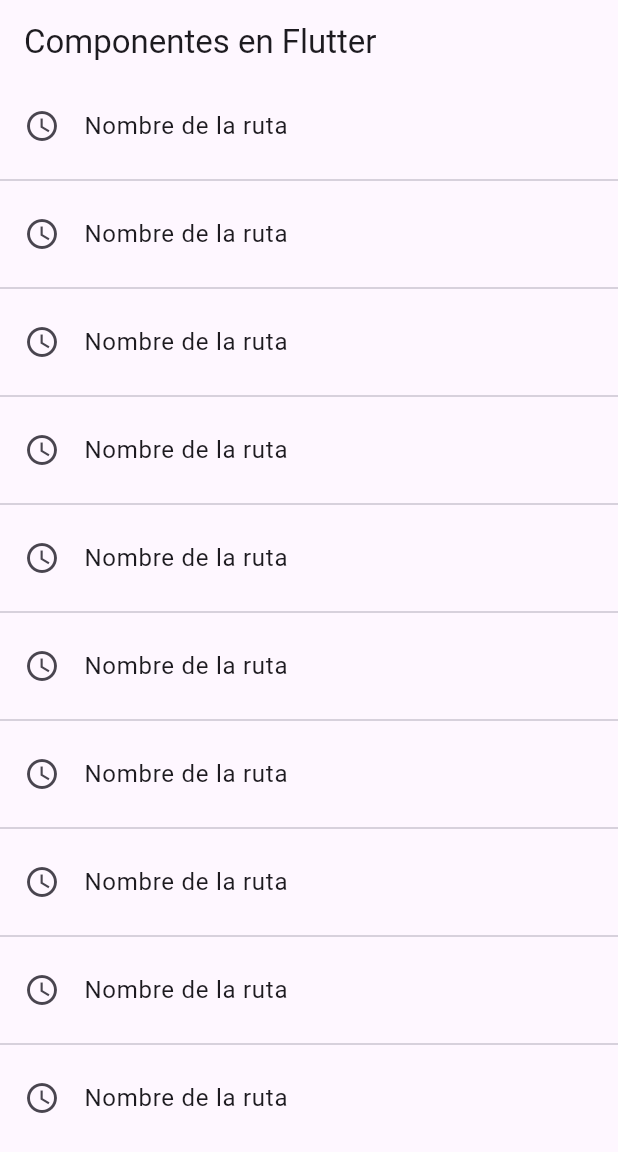
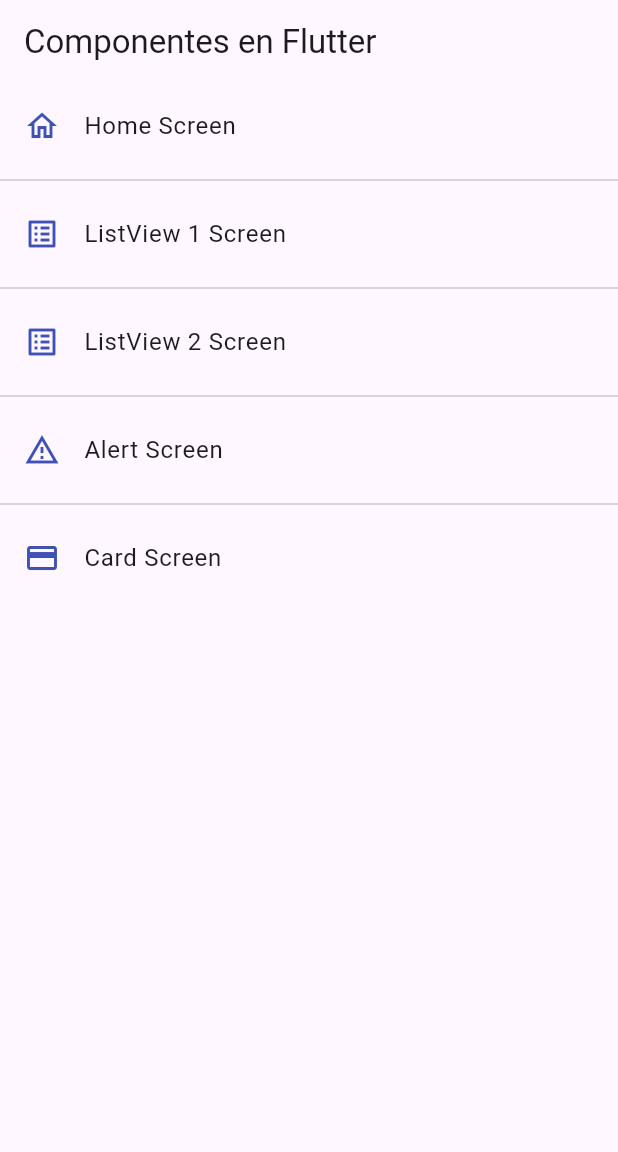
Before and after one commit to diagomezpa/seccion6-pruebascomponentes, a Flutter app: the screen it shows after launch, on a phone screen of 412 x 824 dp. Shown: the top 1152 px of the screen. Run offline on Flutter 3.47's test engine with Material 3 defaults, Android fonts, the light colour scheme and no system bars.

Commit message:
seccion 6 video 75. Crear método con las rutas de mi aplicación

```diff
--- a/lib/main.dart
+++ b/lib/main.dart
@@ -11,7 +11,7 @@
     return MaterialApp(
       title: 'Material App',
       initialRoute: AppRoutes.initialRoute,
-      routes: AppRoutes.routes,
+      routes: AppRoutes.getAppRoutes(),
       onGenerateRoute: AppRoutes.onGenerateRoute,
     );
   }
--- a/lib/router/app_routes.dart
+++ b/lib/router/app_routes.dart
@@ -7,7 +7,12 @@
   static const initialRoute = 'home';
 
   static final menuOptions = <MenuOption>[
-
+    MenuOption(
+      route: 'home',
+      name: 'Home Screen',
+      icon: Icons.home_outlined,
+      screen: const HomeScreen(),
+    ),
     MenuOption(
       route: 'listview1',
       name: 'ListView 1 Screen',
@@ -34,13 +39,31 @@
     ),
   ];
 
-  static Map<String, Widget Function(BuildContext)> routes = {
-    'home'     : (BuildContext context) => const HomeScreen(),
-    'listview1': (BuildContext context) => const Listview1Screen(),
-    'listview2': (BuildContext context) => const Listview2Screen(),
-    'alert'    : (BuildContext context) => const AlertScreen(),
-    'card'     : (BuildContext context) => const CardScreen(),
-  };
+static  Map<String, Widget Function(BuildContext)> getAppRoutes() {
+
+  Map<String, Widget Function(BuildContext)> appRoutes = {};
+
+  for (final option in menuOptions) {
+    appRoutes.addAll({
+      option.route: (BuildContext context) => option.screen,
+    });
+  }
+
+  return appRoutes;
+}
+
+  // static Map<String, Widget Function(BuildContext)> routes = {
+  //   'home': (BuildContext context) => const HomeScreen(),
+  //   ...{for (final option in menuOptions) option.route: (BuildContext context) => option.screen},
+  // };
+
+  // static Map<String, Widget Function(BuildContext)> routes = {
+  //   'home'     : (BuildContext context) => const HomeScreen(),
+  //   'listview1': (BuildContext context) => const Listview1Screen(),
+  //   'listview2': (BuildContext context) => const Listview2Screen(),
+  //   'alert'    : (BuildContext context) => const AlertScreen(),
+  //   'card'     : (BuildContext context) => const CardScreen(),
+  // };
 
   static Route<dynamic> onGenerateRoute(RouteSettings settings) {
     print('Ruta no definida: ${settings.name}');
--- a/lib/screens/home_screen.dart
+++ b/lib/screens/home_screen.dart
@@ -1,4 +1,5 @@
 import 'package:flutter/material.dart';
+import 'package:seccion6_componentes/router/app_routes.dart';
 import 'package:seccion6_componentes/screens/screens.dart';
 
 class HomeScreen extends StatelessWidget {
@@ -15,10 +16,10 @@
       ),
 
       body: ListView.separated(
-        itemCount: 10,
+        itemCount: AppRoutes.menuOptions.length,
         itemBuilder:(context, index) => ListTile(
-          leading: const Icon( Icons.access_time_outlined),
-          title: const Text('Nombre de la ruta'),
+          leading: Icon( AppRoutes.menuOptions[index].icon, color: Colors.indigo,),
+          title:  Text(AppRoutes.menuOptions[index].name),
           onTap: (){
 
             // final route = MaterialPageRoute(// da lal ventaja de por ejemplo contolar como se sale de la pantalla animaciones etc
@@ -29,7 +30,7 @@
             //Navigator.pushReplacement(context, route);
             //Navigator.pushNamed(context, 'listview13'); // Navegar a una ruta definida en el main.dart onGenerateRoute
 
-            Navigator.pushNamed(context, 'Listview1'); // Navegar a una ruta definida en el main.dart onGenerateRoute
+            Navigator.pushNamed(context, AppRoutes.menuOptions[index].route ); // Navegar a una ruta definida en el main.dart onGenerateRoute
           },
         ),
         separatorBuilder: (_, __) => const Divider(
```
